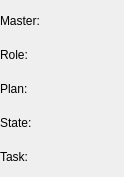
The window that rqt_alica_client/src/rqt_alica_client/AlicaClient.ui (dasys-lab/alica-essentials) describes before a commit, drawn with Qt 5.
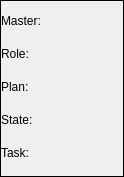
The same window after the commit.

Commit message: prepared alica client to split up into library and simple stand alone client the library widget should be useable in other guis too...

What changed in the file:
```diff
--- a/rqt_alica_client/src/rqt_alica_client/AlicaClient.ui
+++ b/rqt_alica_client/src/rqt_alica_client/AlicaClient.ui
@@ -1,7 +1,7 @@
 <?xml version="1.0" encoding="UTF-8"?>
 <ui version="4.0">
- <class>AlicaClientWidget</class>
- <widget class="QWidget" name="AlicaClientWidget">
+ <class>AlicaWidget</class>
+ <widget class="QFrame" name="AlicaWidget">
   <property name="enabled">
    <bool>true</bool>
   </property>
@@ -22,9 +22,25 @@
   <property name="windowTitle">
    <string>Alica Client</string>
   </property>
-  <layout class="QVBoxLayout" name="verticalLayout_3">
-   <item>
+  <property name="frameShape">
+   <enum>QFrame::Box</enum>
+  </property>
     <layout class="QHBoxLayout" name="horizontalLayout">
+   <property name="spacing">
+    <number>0</number>
+   </property>
+   <property name="leftMargin">
+    <number>0</number>
+   </property>
+   <property name="topMargin">
+    <number>0</number>
+   </property>
+   <property name="rightMargin">
+    <number>0</number>
+   </property>
+   <property name="bottomMargin">
+    <number>0</number>
+   </property>
      <item>
       <layout class="QVBoxLayout" name="verticalLblLayout">
        <property name="spacing">
@@ -110,6 +126,12 @@
       <layout class="QVBoxLayout" name="verticalValLayout">
        <item>
         <widget class="QLabel" name="masterPlanVal">
+       <property name="maximumSize">
+        <size>
+         <width>16777215</width>
+         <height>27</height>
+        </size>
+       </property>
          <property name="text">
           <string/>
          </property>
@@ -117,6 +139,12 @@
        </item>
        <item>
         <widget class="QLabel" name="roleVal">
+       <property name="maximumSize">
+        <size>
+         <width>16777215</width>
+         <height>27</height>
+        </size>
+       </property>
          <property name="text">
           <string/>
          </property>
@@ -124,6 +152,12 @@
        </item>
        <item>
         <widget class="QLabel" name="planVal">
+       <property name="maximumSize">
+        <size>
+         <width>16777215</width>
+         <height>27</height>
+        </size>
+       </property>
          <property name="text">
           <string/>
          </property>
@@ -131,6 +165,12 @@
        </item>
        <item>
         <widget class="QLabel" name="stateVal">
+       <property name="maximumSize">
+        <size>
+         <width>16777215</width>
+         <height>27</height>
+        </size>
+       </property>
          <property name="text">
           <string/>
          </property>
@@ -138,12 +178,16 @@
        </item>
        <item>
         <widget class="QLabel" name="taskVal">
+       <property name="maximumSize">
+        <size>
+         <width>16777215</width>
+         <height>27</height>
+        </size>
+       </property>
          <property name="text">
           <string/>
          </property>
         </widget>
-       </item>
-      </layout>
      </item>
     </layout>
    </item>
```
Lines whose indentation alone changed are shown as unchanged. The commit also changes 5 other files.
